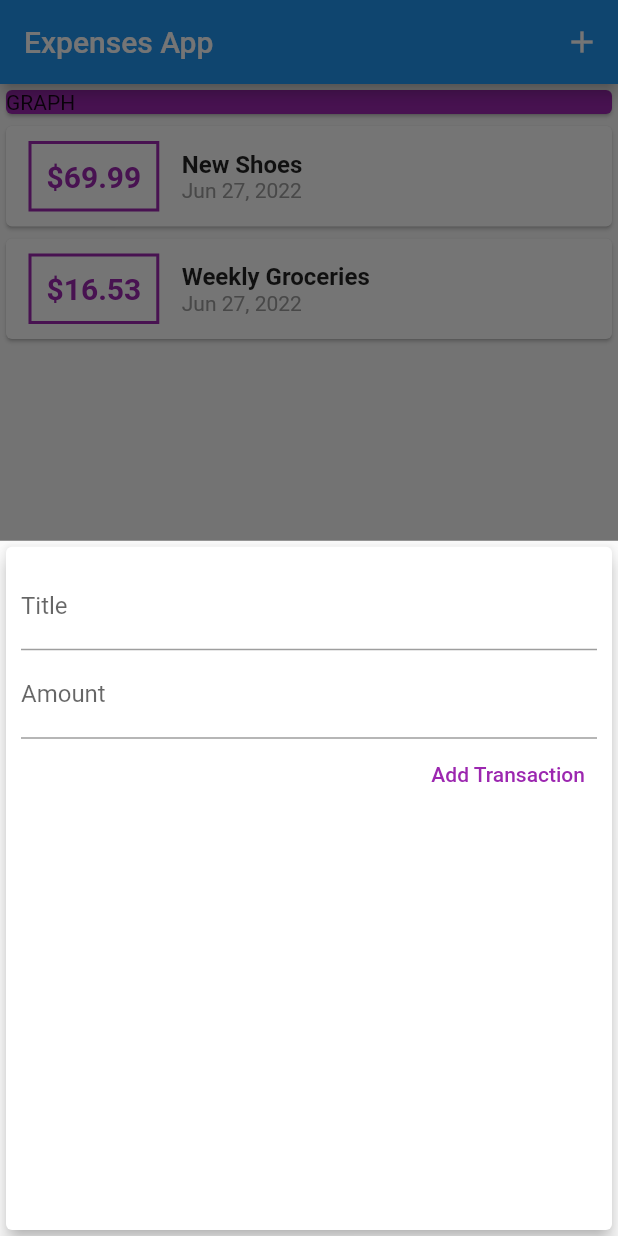
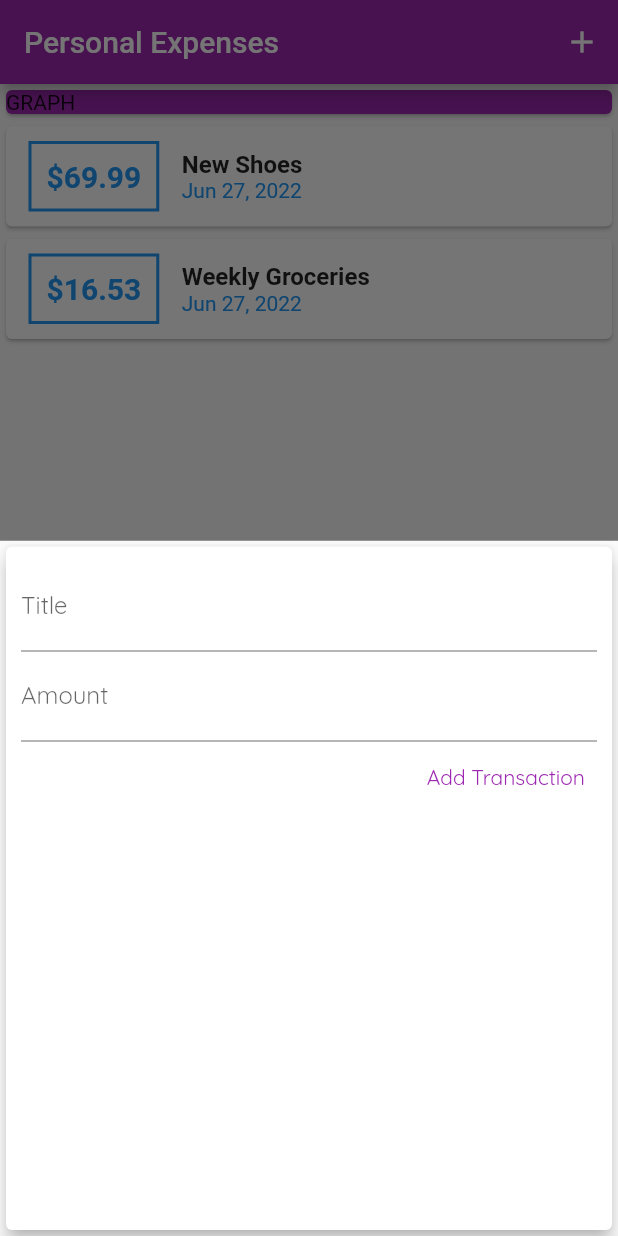
Before and after one commit to ingenergari/fg_expence_app, a Flutter app: the screen it shows after launch, after a tap on the "add" icon, on a phone screen of 412 x 824 dp. Run offline on Flutter 3.47's test engine with Material 2 defaults, Android fonts, the light colour scheme and no system bars.

Commit message:
some styling

```diff
--- a/lib/main.dart
+++ b/lib/main.dart
@@ -8,23 +8,36 @@
 void main() => runApp(MyApp());
 
 class MyApp extends StatelessWidget {
+  const MyApp({Key? key}) : super(key: key);
+
   @override
   Widget build(BuildContext context) {
     return MaterialApp(
-      title: 'Flutter App',
-      home: MyHomePage(),
+      title: 'Personal Expenses',
+      theme: ThemeData(
+        primaryColor: Colors.purple,
+        primarySwatch: Colors.purple,
+        fontFamily: 'Quicksand',
+        appBarTheme: const AppBarTheme(
+          titleTextStyle: TextStyle(
+            fontFamily: 'OpenSans',
+            fontSize: 20,
+          ),
+        ),
+      ),
+      home: const MyHomePage(),
     );
   }
 }
 
 class MyHomePage extends StatefulWidget {
-  // String titleInput;
-  // String amountInput;
+  const MyHomePage({Key? key}) : super(key: key);
+
   @override
-  _MyHomePageState createState() => _MyHomePageState();
+  MyHomePageState createState() => MyHomePageState();
 }
 
-class _MyHomePageState extends State<MyHomePage> {
+class MyHomePageState extends State<MyHomePage> {
   final List<Transaction> _userTransactions = [
     Transaction(
       id: 't1',
@@ -59,10 +72,10 @@
       builder: (_) {
         return GestureDetector(
           onTap: () {},
+          behavior: HitTestBehavior.opaque,
           child: NewTransaction(
             addTx: _addNewTransaction,
           ),
-          behavior: HitTestBehavior.opaque,
         );
       },
     );
@@ -73,7 +86,10 @@
     return MaterialApp(
       home: Scaffold(
         appBar: AppBar(
-          title: const Text('Expenses App'),
+          title: const Text(
+            'Personal Expenses',
+          ),
+          backgroundColor: Theme.of(context).primaryColor,
           actions: [
             IconButton(
               onPressed: () => _startAddNewTransaction(context),
@@ -84,15 +100,18 @@
         body: Column(
           crossAxisAlignment: CrossAxisAlignment.stretch,
           children: [
-            const Card(
-              color: Colors.purple,
-              child: Text('GRAPH'),
+            Card(
+              color: Theme.of(context).primaryColor,
+              child: const Text(
+                'GRAPH',
+              ),
             ),
             TransactionList(_userTransactions),
           ],
         ),
         floatingActionButtonLocation: FloatingActionButtonLocation.centerFloat,
         floatingActionButton: IconButton(
+          highlightColor: Theme.of(context).primaryColor,
           onPressed: () => _startAddNewTransaction(context),
           icon: const Icon(Icons.add),
         ),
--- a/lib/widgets/new_transaction.dart
+++ b/lib/widgets/new_transaction.dart
@@ -21,9 +21,11 @@
     }
 
     widget.addTx(
-      enteredTitle,
-      enteredAmount,
+      txTitle: enteredTitle,
+      txAmount: enteredAmount,
     );
+
+    Navigator.of(context).pop();
   }
 
   @override
@@ -31,20 +33,17 @@
     return Card(
       elevation: 5,
       child: Container(
-        padding: EdgeInsets.all(10),
+        padding: const EdgeInsets.all(10),
         child: Column(
           crossAxisAlignment: CrossAxisAlignment.end,
           children: <Widget>[
             TextField(
-              decoration: InputDecoration(labelText: 'Title'),
+              decoration: const InputDecoration(labelText: 'Title'),
               controller: titleController,
               onSubmitted: (_) => submitData(),
-              // onChanged: (val) {
-              //   titleInput = val;
-              // },
             ),
             TextField(
-              decoration: InputDecoration(labelText: 'Amount'),
+              decoration: const InputDecoration(labelText: 'Amount'),
               controller: amountController,
               keyboardType: TextInputType.number,
               onSubmitted: (_) => submitData(),
@@ -52,10 +51,10 @@
             ),
             TextButton(
               onPressed: submitData,
-              child: const Text(
+              child: Text(
                 'Add Transaction',
                 style: TextStyle(
-                  color: Colors.purple,
+                  color: Theme.of(context).primaryColor,
                 ),
               ),
             ),
--- a/lib/widgets/transaction_list.dart
+++ b/lib/widgets/transaction_list.dart
@@ -10,31 +10,32 @@
 
   @override
   Widget build(BuildContext context) {
-    return Container(
+    return SizedBox(
       height: 300,
       child: ListView.builder(
-        itemBuilder: (ctx, index) {
+        itemBuilder: (BuildContext ctx, int index) {
           return Card(
             child: Row(
               children: <Widget>[
                 Container(
-                  margin: EdgeInsets.symmetric(
+                  //color: Theme.of(context).primaryColor,
+                  margin: const EdgeInsets.symmetric(
                     vertical: 10,
                     horizontal: 15,
                   ),
                   decoration: BoxDecoration(
                     border: Border.all(
-                      color: Colors.purple,
+                      color: Theme.of(ctx).primaryColor,
                       width: 2,
                     ),
                   ),
-                  padding: EdgeInsets.all(10),
+                  padding: const EdgeInsets.all(10),
                   child: Text(
                     '\$${transactions[index].amount.toStringAsFixed(2)}',
                     style: TextStyle(
                       fontWeight: FontWeight.bold,
                       fontSize: 20,
-                      color: Colors.purple,
+                      color: Theme.of(ctx).primaryColor,
                     ),
                   ),
                 ),
@@ -43,7 +44,7 @@
                   children: <Widget>[
                     Text(
                       transactions[index].title,
-                      style: TextStyle(
+                      style: const TextStyle(
                         fontSize: 16,
                         fontWeight: FontWeight.bold,
                       ),
@@ -51,7 +52,7 @@
                     Text(
                       DateFormat.yMMMd().format(transactions[index].date),
                       style: TextStyle(
-                        color: Colors.grey,
+                        color: Theme.of(ctx).primaryColor,
                       ),
                     ),
                   ],
```
